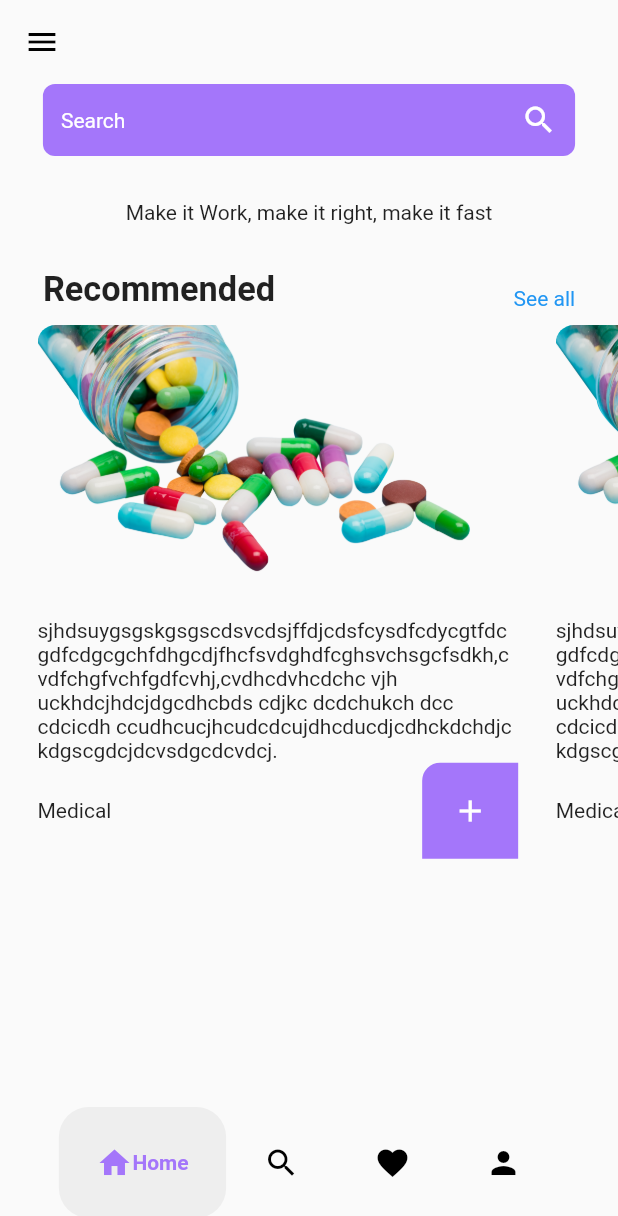
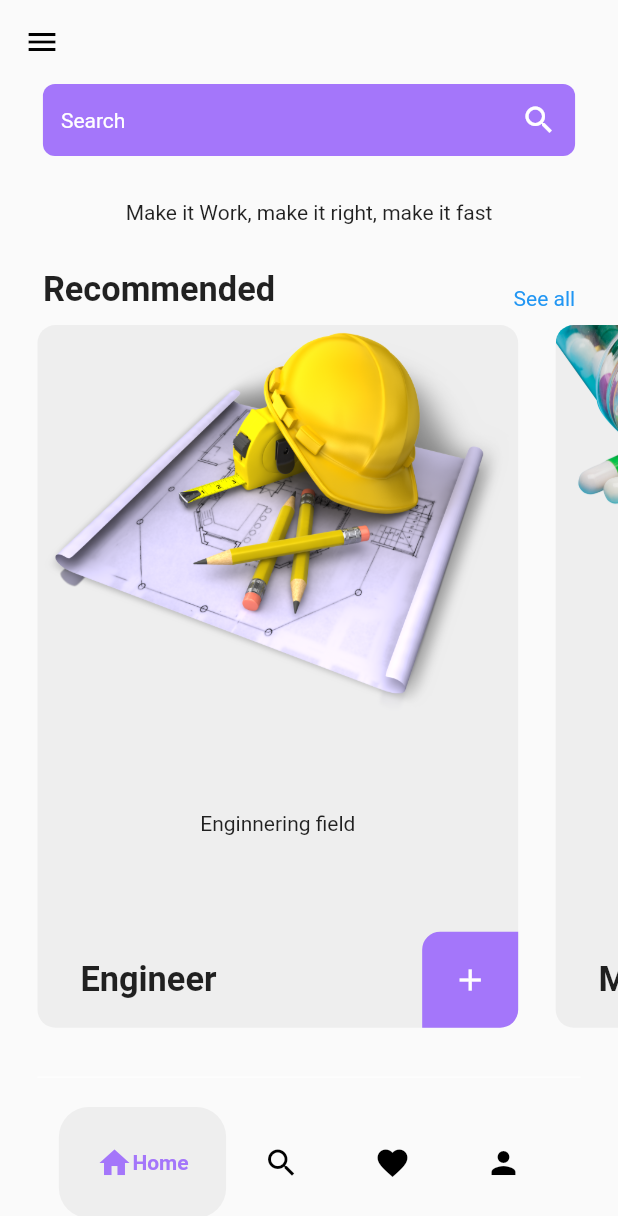
Before and after one commit to ShadxD/collabor8mesh, a Flutter app: the HomePage screen opened directly, on a phone screen of 412 x 824 dp. Shown: the top 1216 px of the screen. Run offline on Flutter 3.47's test engine with Material 2 defaults, Android fonts, the phone set to English and light mode, and no system bars; drawn by our look-alikes of google_nav_bar; our stand-ins replace flutter_screenutil, lottie; network calls fail.

Commit message:
fifth commit

```diff
--- a/lib/components/streams_tile.dart
+++ b/lib/components/streams_tile.dart
@@ -12,33 +12,46 @@ class StreamsTile extends StatelessWidget {
     return Container(
       margin: EdgeInsets.only(left: 25),
       width: 280.w,
-      decoration: BoxDecoration(borderRadius: BorderRadius.circular(12)),
+      decoration: BoxDecoration(
+        borderRadius: BorderRadius.circular(12),
+        color: Colors.grey[200],
+      ),
       child: Column(
+        mainAxisAlignment: MainAxisAlignment.spaceBetween,
         children: [
           ClipRRect(
               borderRadius: BorderRadius.circular(12),
               child: Image.asset(stream.imagepath)),
           Text(stream.description),
-          Row(
+          Padding(
+            padding: EdgeInsets.only(left: 25.w),
+            child: Row(
               mainAxisAlignment: MainAxisAlignment.spaceBetween,
               children: [
                 Column(
+                  crossAxisAlignment: CrossAxisAlignment.start,
                   children: [
-                  Text(stream.name),
+                    Text(
+                      stream.name,
+                      style: TextStyle(
+                          fontWeight: FontWeight.bold, fontSize: 20.sp),
+                    ),
                   ],
                 ),
                 Container(
                   padding: EdgeInsets.all(20),
                   decoration: BoxDecoration(
                       color: Pallete.universecolor,
-                    borderRadius:
-                        BorderRadius.only(topLeft: Radius.circular(12))),
+                      borderRadius: BorderRadius.only(
+                          topLeft: Radius.circular(12),
+                          bottomRight: Radius.circular(12))),
                   child: Icon(
                     Icons.add,
                     color: Colors.white,
                   ),
                 )
               ],
+            ),
           )
         ],
       ),
--- a/lib/main.dart
+++ b/lib/main.dart
@@ -1,6 +1,8 @@
+import 'package:collabor8mesh/models/streams_list.dart';
 import 'package:collabor8mesh/pages/landing_page.dart';
 import 'package:flutter/material.dart';
 import 'package:flutter_screenutil/flutter_screenutil.dart';
+import 'package:provider/provider.dart';
 
 void main() {
   runApp(const MyApp());
@@ -12,10 +14,13 @@ class MyApp extends StatelessWidget {
   // This widget is the root of your application.
   @override
   Widget build(BuildContext context) {
-    return const ScreenUtilInit(
-      child: MaterialApp(
-        debugShowCheckedModeBanner: false,
-        home: LandingPage(),
+    return ChangeNotifierProvider(
+      create: (context) => StreamsList(),
+      builder: (context, child) => ScreenUtilInit(
+        child: MaterialApp(
+          debugShowCheckedModeBanner: false,
+          home: LandingPage(),
+        ),
       ),
     );
   }
--- /dev/null
+++ b/lib/models/streams_list.dart
@@ -0,0 +1,54 @@
+import 'package:collabor8mesh/models/streams.dart';
+import 'package:flutter/material.dart';
+
+class StreamsList extends ChangeNotifier {
+  // list of streams for choice
+
+  List<Streams> streamList = [
+    Streams(
+        name: 'Engineer',
+        imagepath: 'assets/images/engineer.png',
+        description: 'Enginnering field'),
+    Streams(
+        name: 'Medical',
+        imagepath: 'assets/images/med.png',
+        description: 'Medical field'),
+    Streams(
+        name: 'Engineer',
+        imagepath: 'assets/images/engineer.png',
+        description: 'Enginnering field'),
+    Streams(
+        name: 'Medical',
+        imagepath: 'assets/images/med.png',
+        description: 'Medical field'),
+    Streams(
+        name: 'Engineer',
+        imagepath: 'assets/images/engineer.png',
+        description: 'Enginnering field'),
+  ];
+
+  // list of item in user liked
+  List<Streams> userCart = [];
+
+  // get list of streams for projects
+  List<Streams> getStreamList() {
+    return streamList;
+  }
+
+  // get cart
+  List<Streams> getUserLiked() {
+    return userCart;
+  }
+
+  // aad item to cart
+  void addItemToCart(Streams stream) {
+    userCart.add(stream);
+    notifyListeners();
+  }
+
+  // remove item to cart
+  void removeItemFromCart(Streams stream) {
+    userCart.remove(stream);
+    notifyListeners();
+  }
+}
--- a/lib/pages/dashboard_page.dart
+++ b/lib/pages/dashboard_page.dart
@@ -1,7 +1,9 @@
 import 'package:collabor8mesh/const/pallete.dart';
 import 'package:collabor8mesh/models/streams.dart';
+import 'package:collabor8mesh/models/streams_list.dart';
 import 'package:flutter/material.dart';
 import 'package:flutter_screenutil/flutter_screenutil.dart';
+import 'package:provider/provider.dart';
 
 import '../components/streams_tile.dart';
 
@@ -10,7 +12,8 @@ class DashboardPage extends StatelessWidget {
 
   @override
   Widget build(BuildContext context) {
-    return Column(
+    return Consumer<StreamsList>(
+        builder: (context, value, child) => Column(
               children: [
                 //search bar
                 Container(
@@ -53,7 +56,8 @@ class DashboardPage extends StatelessWidget {
                     children: [
                       Text(
                         'Recommended',
-                style: TextStyle(fontSize: 20.sp, fontWeight: FontWeight.bold),
+                        style: TextStyle(
+                            fontSize: 20.sp, fontWeight: FontWeight.bold),
                       ),
                       Text(
                         'See all',
@@ -70,17 +74,22 @@ class DashboardPage extends StatelessWidget {
                     itemCount: 5,
                     scrollDirection: Axis.horizontal,
                     itemBuilder: (context, index) {
-                  Streams stream = Streams(
-                      name: 'Medical',
-                      imagepath: 'assets/images/med.png',
-                      description:
-                          'sjhdsuygsgskgsgscdsvcdsjffdjcdsfcysdfcdycgtfdcgdfcdgcgchfdhgcdjfhcfsvdghdfcghsvchsgcfsdkh,cvdfchgfvchfgdfcvhj,cvdhcdvhcdchc vjh  uckhdcjhdcjdgcdhcbds cdjkc dcdchukch dcc cdcicdh ccudhcucjhcudcdcujdhcducdjcdhckdchdjckdgscgdcjdcvsdgcdcvdcj.');
+                      Streams stream = value.getStreamList()[index];
 
                       return StreamsTile(
                         stream: stream,
                       );
-                }))
+                    },
+                  ),
+                ),
+
+                Padding(
+                  padding: EdgeInsets.only(top: 25, left: 25, right: 25),
+                  child: Divider(
+                    color: Colors.white,
+                  ),
+                )
               ],
-    );
+            ));
   }
 }
--- a/pubspec.yaml
+++ b/pubspec.yaml
@@ -37,6 +37,7 @@ dependencies:
   cupertino_icons: ^1.0.2
   flutter_screenutil: ^5.9.0
   google_nav_bar: ^5.0.6
+  provider:
 
 dev_dependencies:
   flutter_test:
```
Also changed, not shown: assets/images/engineer.png (added), pubspec.lock. Lines whose indentation alone changed are shown as unchanged.
